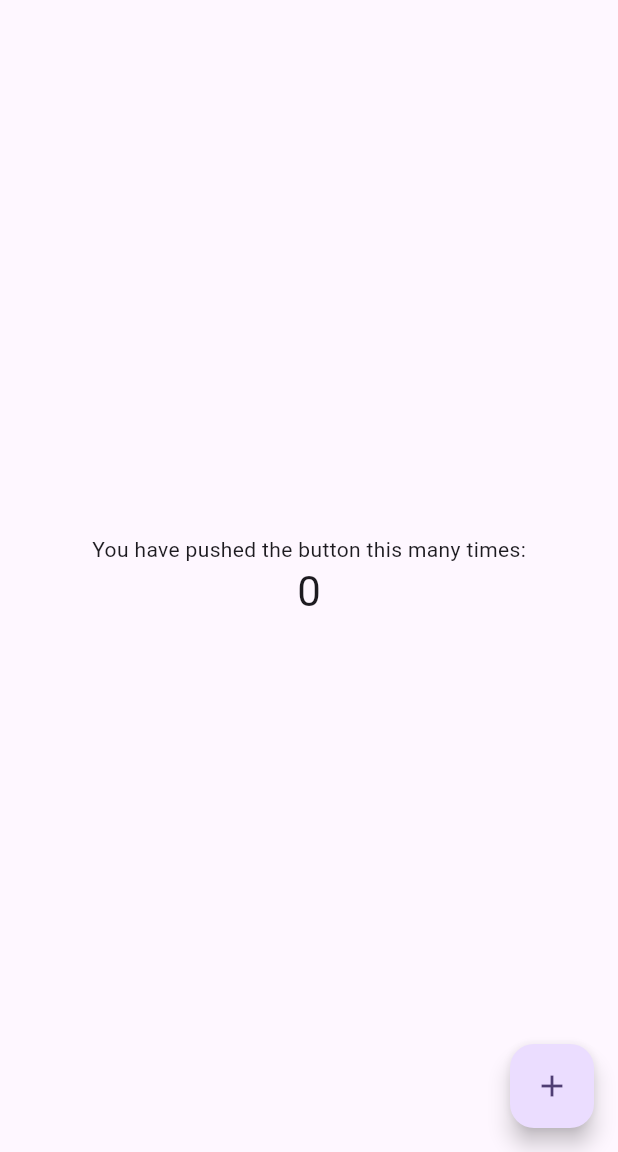
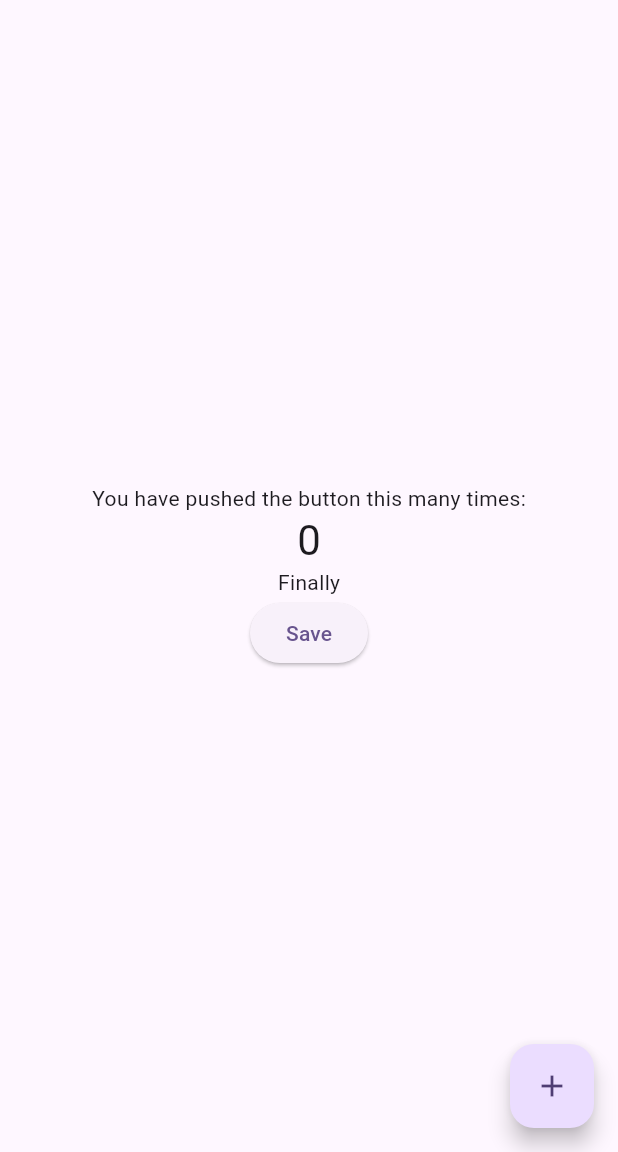
Before and after one commit to Shreyash1403/Colab_practise, a Flutter app: the screen it shows after launch, on a phone screen of 412 x 824 dp, the part 84-1236 px from its top. Run offline on Flutter 3.47's test engine with Material 3 defaults, Android fonts, the phone set to English and light mode, and no system bars.

Commit message:
Elevated button

```diff
--- a/lib/main.dart
+++ b/lib/main.dart
@@ -112,6 +112,15 @@ class _MyHomePageState extends State<MyHomePage> {
               '$_counter',
               style: Theme.of(context).textTheme.headlineMedium,
             ),
+            const Text(
+              'Finally',
+            ),
+            ElevatedButton(
+              onPressed: () {},
+              child: const Text(
+                'Save',
+              ),
+            )
           ],
         ),
       ),
```
